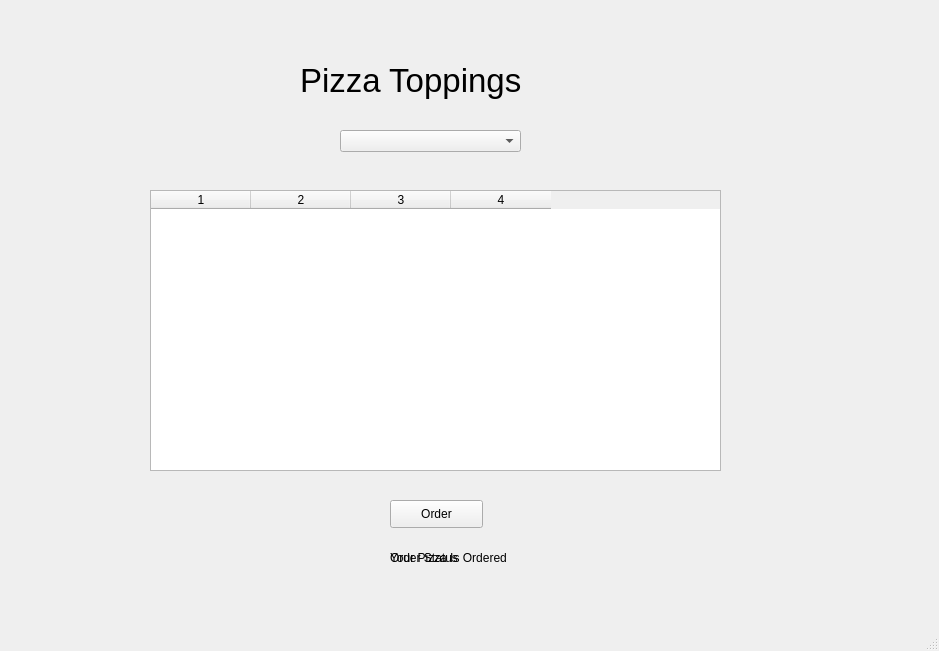
Before: the Qt Designer form RabbitRanchMain.ui in Heidenmason/RabbitRanch, drawn with Qt 5.
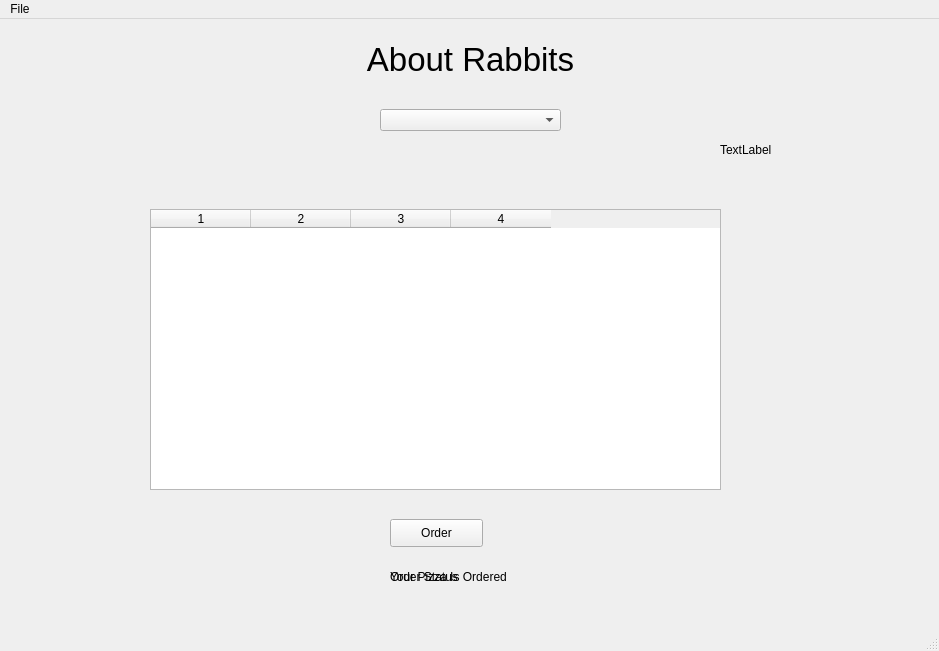
After: the same form once the commit is applied. Icons and pictures are not drawn.

```diff
--- a/RabbitRanchMain.ui
+++ b/RabbitRanchMain.ui
@@ -17,10 +17,10 @@
    <widget class="QLabel" name="label">
     <property name="geometry">
      <rect>
-      <x>300</x>
-      <y>40</y>
-      <width>311</width>
-      <height>81</height>
+      <x>10</x>
+      <y>10</y>
+      <width>921</width>
+      <height>61</height>
      </rect>
     </property>
     <property name="font">
@@ -29,14 +29,17 @@
      </font>
     </property>
     <property name="text">
-     <string>Pizza Toppings</string>
+     <string>About Rabbits</string>
+    </property>
+    <property name="alignment">
+     <set>Qt::AlignCenter</set>
     </property>
    </widget>
    <widget class="QComboBox" name="cbPizzaTypes">
     <property name="geometry">
      <rect>
-      <x>340</x>
-      <y>130</y>
+      <x>380</x>
+      <y>90</y>
       <width>181</width>
       <height>22</height>
      </rect>
@@ -98,6 +101,19 @@
      <string>Your Pizza Is Ordered</string>
     </property>
    </widget>
+   <widget class="QLabel" name="labelImg">
+    <property name="geometry">
+     <rect>
+      <x>720</x>
+      <y>50</y>
+      <width>151</width>
+      <height>161</height>
+     </rect>
+    </property>
+    <property name="text">
+     <string>TextLabel</string>
+    </property>
+   </widget>
   </widget>
   <widget class="QMenuBar" name="menubar">
    <property name="geometry">
@@ -108,6 +124,13 @@
      <height>22</height>
     </rect>
    </property>
+   <widget class="QMenu" name="menuFile">
+    <property name="title">
+     <string>File</string>
+    </property>
+    <addaction name="actionTest"/>
+   </widget>
+   <addaction name="menuFile"/>
   </widget>
   <widget class="QStatusBar" name="statusbar"/>
  </widget>
```
Left out of the diff: 9 changed lines with no effect on the pictures.
